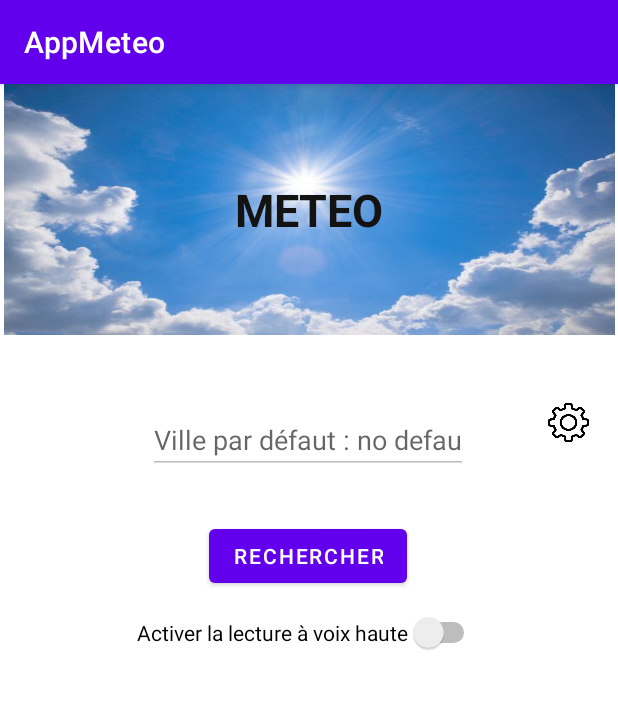
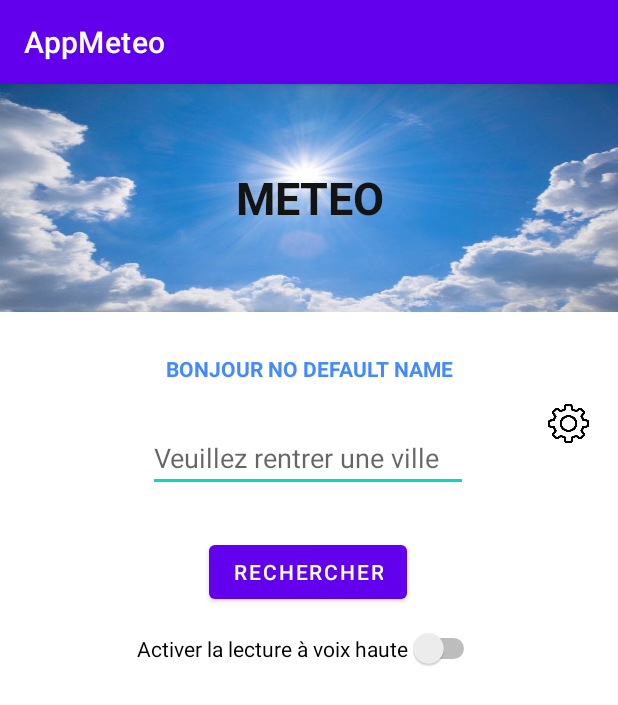
Before and after one commit to lydianeU/AppMeteo, an Android app: the screen it shows after launch (MainActivity), on a phone screen of 412 x 824 dp. Shown: the top 705 px of the screen. Run offline under Robolectric (Android 15) with nearby library versions, the phone set to English and light mode, and no system bars.

Commit message:
latest modifications

```diff
--- a/app/src/main/java/fr/afpa/appmeteo/MainActivity.kt
+++ b/app/src/main/java/fr/afpa/appmeteo/MainActivity.kt
@@ -11,6 +11,7 @@ import android.view.View
 import android.widget.Toast
 import androidx.annotation.RequiresApi
 import androidx.appcompat.app.AppCompatActivity
+import fr.afpa.appmeteo.model.AlarmHour
 import fr.afpa.appmeteo.model.CurrentWeather
 import fr.afpa.appmeteo.model.ForecastWeather
 import fr.afpa.appmeteo.rest.ClientOpenWeather
@@ -35,11 +36,7 @@ class MainActivity : AppCompatActivity() {
 
     var cityName : String = ""
     var defaultCitySet : Boolean = false
-
-
-
-
-
+    var message : String =""
 
     @RequiresApi(Build.VERSION_CODES.N)
     override fun onCreate(savedInstanceState: Bundle?) {
@@ -47,16 +44,6 @@ class MainActivity : AppCompatActivity() {
         setContentView(R.layout.activity_main)
         speaker = Speaker(this)
         buttonForecastDisplay.visibility = View.INVISIBLE
-
-
-        //API KEY à récupérer dans local.properties
-        //si enlevé, enlever aussi dans local.properties :  apiKey=f50171b37d12220c536279035b9e7db9
-/*        val fis = FileInputStream("local.properties")
-        val properties = Properties()
-        properties.load(fis)
-        //à insérer dans  buttonRechercher.setOnClickListener pour vérifier
-        Toast.makeText(applicationContext, "${properties.getProperty("apiKey")}", Toast.LENGTH_LONG).show()
-        */
 
 
         try {
@@ -69,11 +56,14 @@ class MainActivity : AppCompatActivity() {
         //vérifie dans les settings de l'application si la personne a rempli une ville par défaut
         defaultCitySet = checkIfDefaultCitySet()
 
+        //personnaliser un message d'accueil selon si y'a userName ou pas
 
-
+        if(checkIfDefaultUserName()){
+            message = "BONJOUR ${readUserName()}"
+        textView_bonjour.text=message}
 
         buttonRechercher.setOnClickListener {
-           //Toast.makeText(applicationContext,currentHour.toString(), Toast.LENGTH_LONG).show()
+
             getCurrentWeather()
 
         }
@@ -165,10 +155,10 @@ class MainActivity : AppCompatActivity() {
     @RequiresApi(Build.VERSION_CODES.LOLLIPOP)
     private fun displayForecastWeather(weatherResponse: ForecastWeather) {
 
-        var textToDisplay : String = "PRÉVISIONS DU JOUR : \n" +
-                "Temperature moyenne de la journée :  ${weatherResponse.dailyWeather.get(0).temperature.returnTempAverageDay()}°C \n" +
-                "Temperature minimale : ${weatherResponse.dailyWeather.get(0).temperature.returnTempMin()}°C  \n" +
-                "Temperature maximale : ${weatherResponse.dailyWeather.get(0).temperature.returnTempMax()}°C \n" +
+        var textToDisplay : String = "Prévisions du jour : \n\n" +
+                "Temperature moyenne de la journée :  ${weatherResponse.dailyWeather.get(0).temperature.returnTempAverageDay()}°C \n\n" +
+                "Temperature minimale : ${weatherResponse.dailyWeather.get(0).temperature.returnTempMin()}°C  \n\n" +
+                "Temperature maximale : ${weatherResponse.dailyWeather.get(0).temperature.returnTempMax()}°C \n\n" +
                 "Description météo du jour : ${weatherResponse.dailyWeather.get(0).weatherGlobalDescription.get(0).returnGlobalDescription()} \n"
         if (!(weatherResponse.dailyWeather.get(0).alertGlobalDescription.isNullOrEmpty())) {
             textToDisplay.plus("\n Alerte : ${weatherResponse.dailyWeather.get(0).alertGlobalDescription.get(0).returnAlertDescription()}")
@@ -203,13 +193,13 @@ class MainActivity : AppCompatActivity() {
         latitude = weatherResponse.coordinates.returnLatitude()
         longitude = weatherResponse.coordinates.returnLongitude()
 
-        ("Actuellement à " + weatherResponse.returnCityName() + " \n" +
-                "(Dernière mise à jour à  $formattedTime )\n" +
-                "Météo globale : ${weatherResponse.weatherGlobalDescription.get(0).returnGlobalDescription()}.\n" +
-                "Il fait ${weatherResponse.mainWeather.returnTemperature()}°C " +
-                "avec une température ressentie de ${weatherResponse.mainWeather.returnExperiencedTemperature()}°C \n" +
-                "Vitesse du vent : ${weatherResponse.windSpeed.returnSpeed()}m/s \n" +
-                "Ciel couvert à ${weatherResponse.cloudiness.returnCloudPercentage()}%\n"
+                ("Actuellement à " + weatherResponse.returnCityName() +
+                " il fait ${weatherResponse.mainWeather.returnTemperature()}°C " +
+                "avec une température ressentie de ${weatherResponse.mainWeather.returnExperiencedTemperature()}°C \n\n" +
+                "Vitesse du vent : ${weatherResponse.windSpeed.returnSpeed()}m/s \n\n" +
+                "Météo globale: ${weatherResponse.weatherGlobalDescription.get(0).returnGlobalDescription()}.\n" +
+                "Ciel couvert à ${weatherResponse.cloudiness.returnCloudPercentage()}%\n\n"+
+                "(Dernière mise à jour à  $formattedTime )\n"
                 ).also { textViewWeather.text = it }
 
         if (switchReader.isChecked) {
@@ -220,6 +210,7 @@ class MainActivity : AppCompatActivity() {
 
     //permet d'accéder aux Settings de l'application
     fun buttonSettings_onClick(view: View) {
+
         val intent = Intent(this, SettingsActivity::class.java)
         startActivity(intent)
     }
@@ -232,51 +223,35 @@ class MainActivity : AppCompatActivity() {
     }
 
     private fun checkIfDefaultCitySet(): Boolean {
-        if (readDefaultCityName()?.isEmpty() == true)
-               return false
-        else {
-            cityName = readDefaultCityName().toString()
-            editTextCityName.hint = "Ville par défaut : $cityName"
-            editTextCityName.setEnabled(false)
-            return true
-        }
-    }
-    //permet de récupérer l'heure pour l'alarme
-    fun readAlarmHour():String?{
         val prefs : SharedPreferences = PreferenceManager.getDefaultSharedPreferences(this)
-        var alarmHour : String? = prefs.getString("horaire", "no Alarm hour")
-        return alarmHour
-
-
-    }
-    //permet de récuper heure de l'alarme
-    fun getAlarmHour(alarmHour:String):String {
-        var index = alarmHour.indexOf(':')
-        return alarmHour.substring(0,index)
-    }
-    //permet de récupérer les minutes de l'alarme
-    fun getAlarmMinutes(alarmHour: String):String? {
-        var index = alarmHour.indexOf(':')
-        return alarmHour.substring(index+1, alarmHour.length)
-    }
-    //permet de vérifier si l'heure courante est égale à l'heure réglée sur l'alarme
-    @RequiresApi(Build.VERSION_CODES.N)
-    fun compareWithAlarmTime ():Boolean{
-
-        var calendar = Calendar.getInstance()
-        var currentHour = calendar.get(Calendar.HOUR_OF_DAY)+2
-        if (currentHour==24)currentHour=0
-        if (currentHour==25)currentHour=1
-        var currentMinutes = calendar.get(Calendar.MINUTE).toString()
-
-        var alarmHour = readAlarmHour()
-        var alarmHoursetted = getAlarmHour(alarmHour as String)
-        var alarmMinutesSetted = getAlarmMinutes(alarmHour as String)
-        if (currentHour.toString().equals(alarmHoursetted) && currentMinutes.equals(alarmMinutesSetted))
-            return true
-        else
+        var chekDefaultCityName = prefs.getBoolean("switch_defaultCity",false)
+        if (chekDefaultCityName){
+            if (readDefaultCityName()?.isEmpty() == true){
+                 return false}
+            else {
+              cityName = readDefaultCityName().toString()
+              editTextCityName.hint = "Ville par défaut : $cityName"
+                editTextCityName.setEnabled(false)
+                return true
+            }
+        }else
             return false
 
     }
 
+    //permet de récupérer la valeur nom de l'utilisateur
+    fun readUserName():String?{
+        val prefs : SharedPreferences = PreferenceManager.getDefaultSharedPreferences(this)
+        var userName : String? = prefs.getString("signature", "no default name")
+        return userName
+    }
+    fun checkIfDefaultUserName(): Boolean {
+        if (readUserName()?.isEmpty() == true)
+            return false
+        else {
+            return true
+        }
+    }
+
+
 }
--- a/app/src/main/res/layout/activity_main.xml
+++ b/app/src/main/res/layout/activity_main.xml
@@ -18,7 +18,7 @@
         app:layout_constraintHorizontal_bias="0.497"
         app:layout_constraintStart_toStartOf="parent"
         app:layout_constraintTop_toTopOf="parent"
-        app:layout_constraintVertical_bias="0.297" />
+        app:layout_constraintVertical_bias="0.314" />
 
     <Button
         android:id="@+id/buttonRechercher"
@@ -43,8 +43,8 @@
 
     <TextView
         android:id="@+id/textViewTitre"
-        android:layout_width="407dp"
-        android:layout_height="167dp"
+        android:layout_width="413dp"
+        android:layout_height="152dp"
         android:background="@drawable/cielbleu4"
         android:gravity="center_horizontal|center_vertical"
         android:text="@string/meteo"
@@ -112,4 +112,21 @@
         app:layout_constraintTop_toBottomOf="@+id/textViewTitre"
         app:layout_constraintVertical_bias="0.617" />
 
+    <TextView
+        android:id="@+id/textView_bonjour"
+        android:layout_width="wrap_content"
+        android:layout_height="wrap_content"
+        android:layout_marginTop="13dp"
+        android:layout_marginBottom="222dp"
+        android:text="@string/bonjour"
+        android:textAllCaps="true"
+        android:textColor="#448AFF"
+        android:textSize="14sp"
+        android:textStyle="bold"
+        app:layout_constraintBottom_toTopOf="@+id/textViewWeather"
+        app:layout_constraintEnd_toEndOf="parent"
+        app:layout_constraintStart_toStartOf="parent"
+        app:layout_constraintTop_toBottomOf="@+id/textViewTitre"
+        app:layout_constraintVertical_bias="0.384" />
+
 </androidx.constraintlayout.widget.ConstraintLayout>
--- a/app/src/main/res/values/strings.xml
+++ b/app/src/main/res/values/strings.xml
@@ -20,6 +20,7 @@
     <string name="activer_la_lecture_voix_haute">Activer la lecture à voix haute</string>
     <string name="previsions_du_jour">Prévisions du jour</string>
     <string name="roue_dentee">roue dentée</string>
+    <string name="bonjour">Bonjour</string>
 
 
 </resources>
--- a/app/src/main/res/xml/root_preferences.xml
+++ b/app/src/main/res/xml/root_preferences.xml
@@ -8,9 +8,14 @@
             android:title="@string/signature_title"
             app:useSimpleSummaryProvider="true" />
 
+        <SwitchPreference
+            android:defaultValue="false"
+            android:key="switch_defaultCity"
+            android:title="Paramétrer une ville par défaut" />
         <EditTextPreference
             android:key="edit_text_defaultCity"
             android:title="Ville par defaut"
+            app:dependency="switch_defaultCity"
             app:useSimpleSummaryProvider="true" />
 
     </PreferenceCategory>
```
Also changed, not shown: app/src/main/java/fr/afpa/appmeteo/model/AlarmHour.kt (added, +61 -0 lines).
